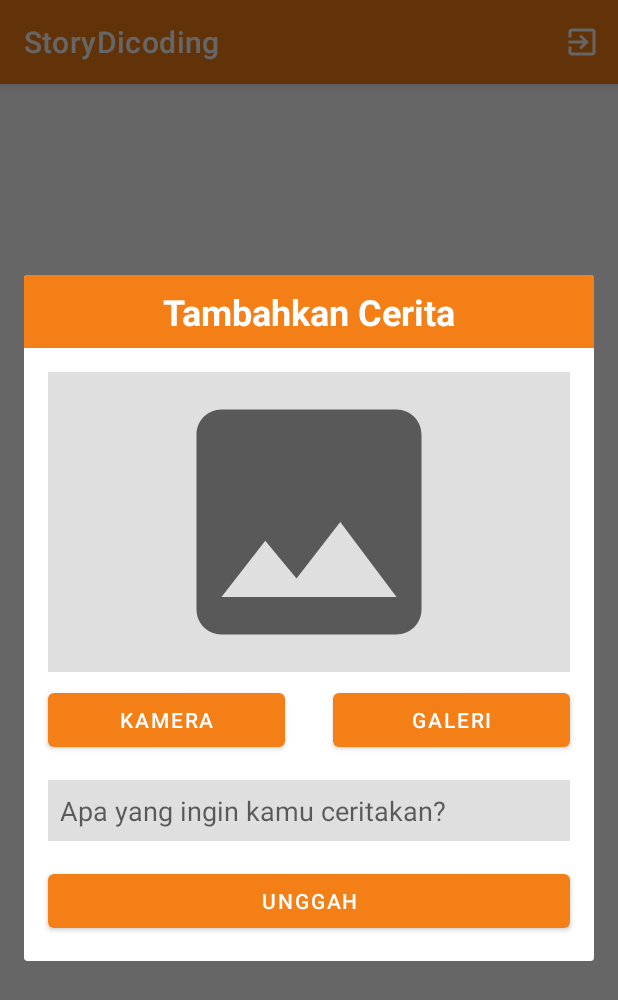
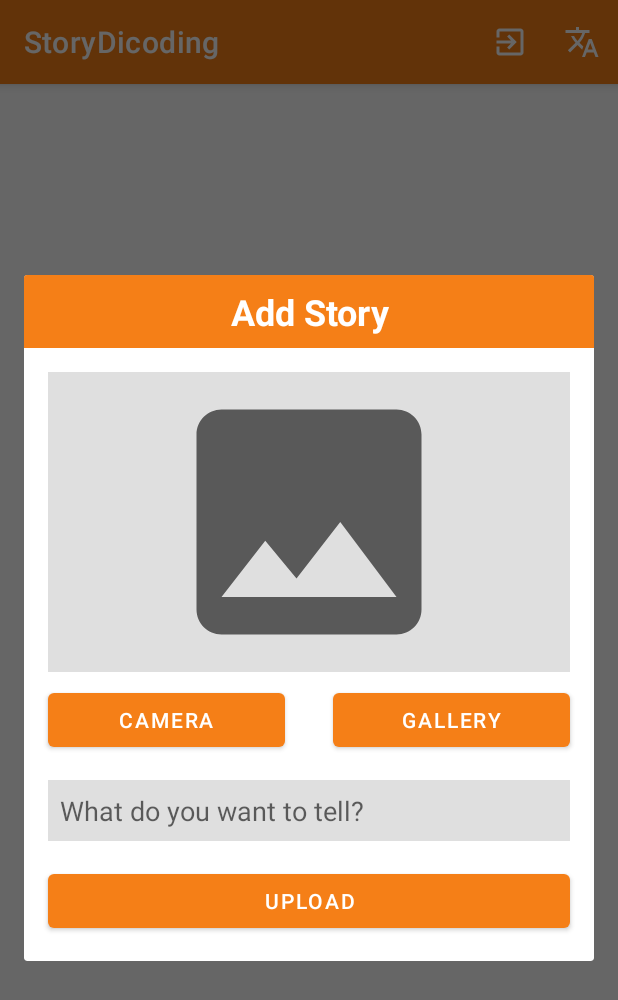
Before and after one commit to Izznakim/StoryDicoding, an Android app: the fragment AddStoryFragment placed in its activity, on a phone screen of 412 x 824 dp. Shown: the top 1000 px of the screen. Run offline under Robolectric (Android 15) with nearby library versions, the phone set to English and light mode, and no system bars; pictures from the network do not load; 1 statement that could not run was skipped.

Commit message:
Sudah bisa multi bahasa.

```diff
--- a/app/src/main/java/com/example/storydicoding/ui/liststory/ListStoryFragment.kt
+++ b/app/src/main/java/com/example/storydicoding/ui/liststory/ListStoryFragment.kt
@@ -86,7 +86,7 @@ class ListStoryFragment : Fragment() {
                 listStory.add(it)
             }
         } else {
-//            Tambah view data kosong
+            Snackbar.make(requireView(),getString(R.string.empty_data),Snackbar.LENGTH_LONG).show()
         }
         return StoryAdapter(listStory)
     }
--- a/app/src/main/java/com/example/storydicoding/ui/main/MainActivity.kt
+++ b/app/src/main/java/com/example/storydicoding/ui/main/MainActivity.kt
@@ -5,6 +5,7 @@ import android.content.Intent
 import android.os.Build
 import androidx.appcompat.app.AppCompatActivity
 import android.os.Bundle
+import android.provider.Settings
 import android.view.Menu
 import android.view.MenuItem
 import android.view.WindowInsets
@@ -47,6 +48,10 @@ class MainActivity : AppCompatActivity() {
         return when (item.itemId) {
             R.id.menu_logout -> {
                 mainViewModel.logout()
+                true
+            }
+            R.id.menu_translate->{
+                startActivity(Intent(Settings.ACTION_LOCALE_SETTINGS))
                 true
             }
             else -> true
--- /dev/null
+++ b/app/src/main/res/drawable/ic_baseline_translate_24.xml
@@ -0,0 +1,10 @@
+<vector xmlns:android="http://schemas.android.com/apk/res/android"
+    android:width="24dp"
+    android:height="24dp"
+    android:viewportWidth="24"
+    android:viewportHeight="24"
+    android:tint="?attr/colorControlNormal">
+  <path
+      android:fillColor="@android:color/white"
+      android:pathData="M12.87,15.07l-2.54,-2.51 0.03,-0.03c1.74,-1.94 2.98,-4.17 3.71,-6.53L17,6L17,4h-7L10,2L8,2v2L1,4v1.99h11.17C11.5,7.92 10.44,9.75 9,11.35 8.07,10.32 7.3,9.19 6.69,8h-2c0.73,1.63 1.73,3.17 2.98,4.56l-5.09,5.02L4,19l5,-5 3.11,3.11 0.76,-2.04zM18.5,10h-2L12,22h2l1.12,-3h4.75L21,22h2l-4.5,-12zM15.88,17l1.62,-4.33L19.12,17h-3.24z"/>
+</vector>
--- a/app/src/main/res/menu/option_menu.xml
+++ b/app/src/main/res/menu/option_menu.xml
@@ -7,4 +7,9 @@
         android:icon="@drawable/ic_baseline_exit_to_app_24"
         android:title="@string/logout"
         app:showAsAction="ifRoom" />
+    <item
+        android:id="@+id/menu_translate"
+        android:icon="@drawable/ic_baseline_translate_24"
+        android:title="@string/language_setting"
+        app:showAsAction="ifRoom" />
 </menu>
--- a/app/src/main/res/values/strings.xml
+++ b/app/src/main/res/values/strings.xml
@@ -1,51 +1,52 @@
 <resources>
     <string name="app_name">StoryDicoding</string>
-    <string name="email">Email</string>
+    <string name="email">E-mail</string>
     <string name="example_gmail_com">example@gmail.com</string>
     <string name="password">Password</string>
-    <string name="login">Masuk</string>
-    <string name="name">Nama</string>
-    <string name="welcome_title">Selamat datang di StoryDicoding!</string>
-    <string name="welcome_paragraph">Mau tahu cerita dari teman-teman yang sedang belajar atau yang sudah lulus dari dicoding?, Atau mau berbagi cerita saat belajar di dicoding?. Di StoryDicoding aja!</string>
-    <string name="signup">Daftar</string>
-    <string name="welcome_name">Selamat Datang %1$s</string>
+    <string name="login">Login</string>
+    <string name="name">Name</string>
+    <string name="welcome_title">Welcome to StoryDicoding!</string>
+    <string name="welcome_paragraph">Want to know stories from friends who are studying or who have graduated from coding?, Or want to share stories while studying coding?. Just in Story Dicoding!</string>
+    <string name="signup">Signup</string>
+    <string name="welcome_name">Welcome %1$s</string>
     <string name="logout">Logout</string>
-    <string name="hello_blank_fragment">Hello blank fragment</string>
-    <string name="image">Gambar</string>
-    <string name="title_login">Tidak sabar untuk berbagi cerita?</string>
-    <string name="desc_login">Masukkan datamu dulu ya</string>
-    <string name="input_email">Masukkan email kamu disini</string>
-    <string name="input_password">Masukkan password kamu disini</string>
-    <string name="desc_btnlogin">Tombol masuk untuk masuk ke halaman utama</string>
-    <string name="image_share">Gambar dari cerita yang ingin kamu bagikan.</string>
-    <string name="camera">Kamera</string>
-    <string name="gallery">Galeri</string>
-    <string name="input_story">Apa yang ingin kamu ceritakan?</string>
-    <string name="upload">Unggah</string>
-    <string name="fab_createStory">Tombol berpindah halaman untuk menambahkan cerita kamu.</string>
-    <string name="image_story">Foto dari cerita teman kamu.</string>
-    <string name="title_signup">Lengkapi data dirimu terlebih dahulu ya</string>
-    <string name="add_story">Tambahkan Cerita</string>
-    <string name="error_desc_story">Kamu harus mengisi terlebih dahulu</string>
-    <string name="warning_image_story">Silahkan masukkan berkas gambar terlebih dahulu.</string>
-    <string name="message_success_add_story">Yey!, cerita telah ditambahkan.</string>
-    <string name="message_fail_add_story">Yaaaah, gagal menambahkan cerita. Coba lagi yah.</string>
-    <string name="error_email_empty">Masukkan email kamu dulu ya</string>
-    <string name="error_password_empty">Masukkan password kamu dulu ya</string>
+    <string name="image">Image</string>
+    <string name="title_login">Can\'t wait to share the story?</string>
+    <string name="desc_login">Enter your data first</string>
+    <string name="input_email">Enter your email here</string>
+    <string name="input_password">Enter your password here</string>
+    <string name="desc_btnlogin">Login button to enter the main page</string>
+    <string name="image_share">Image of the story you want to share</string>
+    <string name="camera">Camera</string>
+    <string name="gallery">Gallery</string>
+    <string name="input_story">What do you want to tell?</string>
+    <string name="upload">Upload</string>
+    <string name="fab_createStory">Switch page button to add your story</string>
+    <string name="image_story">Photos from your friends\' stories</string>
+    <string name="title_signup">Fill in your data first, okay?</string>
+    <string name="add_story">Add Story</string>
+    <string name="error_desc_story">You have to fill in first</string>
+    <string name="warning_image_story">Please enter the image file first</string>
+    <string name="message_success_add_story">Yey!, story has been added</string>
+    <string name="message_fail_add_story">Yaaaah, failed to add a story. Try again</string>
+    <string name="error_email_empty">Enter your e-mail first</string>
+    <string name="error_password_empty">Enter your password first</string>
     <string name="login_alert_dialog">Login!</string>
     <string name="next">Next</string>
     <string name="back">Back</string>
-    <string name="message_login_success">Kamu sudah berhasil login. Waktunya membaca cerita dari teman-temanmu.</string>
-    <string name="message_fail_login">Maaf, kamu gagal untuk login. Coba lagi yah.</string>
-    <string name="error_valid_email">Email tidak Valid!</string>
-    <string name="error_password_6_char">Password harus lebih dari 6 karakter</string>
-    <string name="empty_error_desc_story">Kamu harus mengisi terlebih dahulu</string>
-    <string name="error_input_name">Masukkan nama</string>
-    <string name="error_input_email">Masukkan email</string>
-    <string name="error_input_password">Masukkan password</string>
+    <string name="message_login_success">You have successfully logged in. Time to read stories from your friends</string>
+    <string name="message_fail_login">Sorry, you failed to login. Try again</string>
+    <string name="error_valid_email">Invalid Email!</string>
+    <string name="error_password_6_char">Password must be more than 6 characters</string>
+    <string name="empty_error_desc_story">You have to fill in first</string>
+    <string name="error_input_name">Enter name</string>
+    <string name="error_input_email">Enter e-mail</string>
+    <string name="error_input_password">Enter password</string>
     <string name="signup_alert_dialog">SignUp!</string>
-    <string name="message_success_signup">Akunmu sudah jadi ea. Yuk, login dan bagikan cerita belajarmu di dicoding.</string>
-    <string name="message_fail_signup">Kamu sepertinya sudah pernah membuat Akun atau mungkin ada kendala lain. Coba kamu login terlebih dahulu.</string>
-    <string name="message_success_load_list">Daftar cerita berhasil di muat.</string>
-    <string name="message_fail_load_list">Daftar cerita gagal di muat.</string>
+    <string name="message_success_signup">Your account is ready. Come on, login and share your learning story in coding</string>
+    <string name="message_fail_signup">You seem to have already created an account or maybe there are other problems. Try logging in first</string>
+    <string name="message_success_load_list">The story list has been successfully loaded.</string>
+    <string name="message_fail_load_list">Story list failed to load.</string>
+    <string name="language_setting">Language setting</string>
+    <string name="empty_data">Sorry, data is empty.</string>
 </resources>
```
Also changed, not shown: 1 other file.
